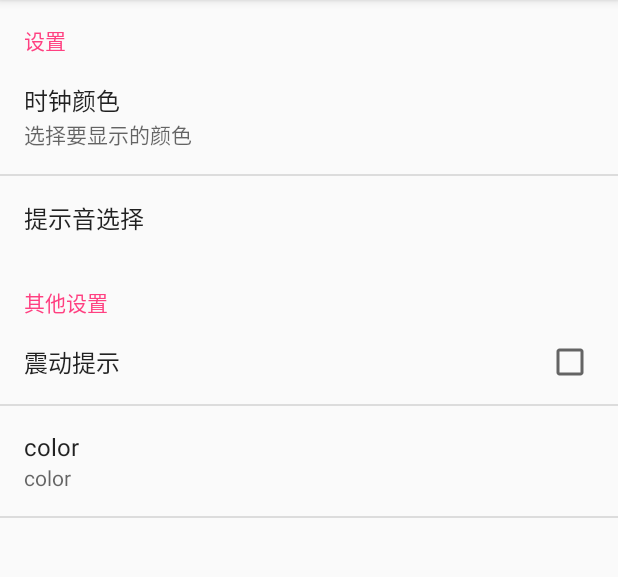
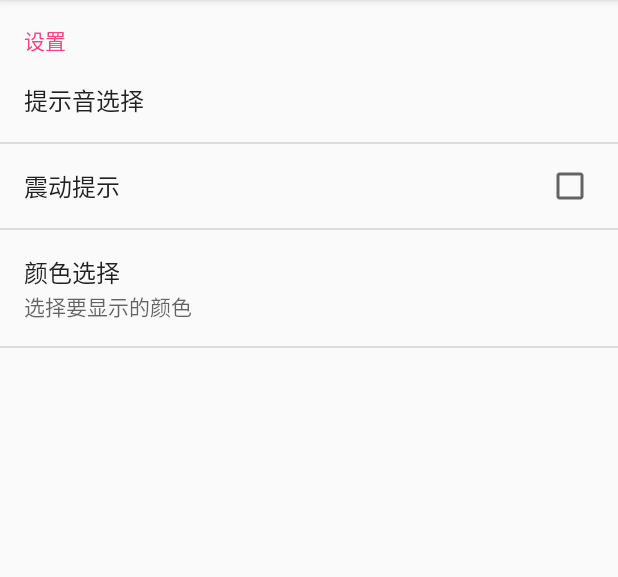
Before and after one commit to CaptainHuangsh/Alarmo, an Android app: the fragment SettingFragment placed in its activity, on a phone screen of 412 x 824 dp, the part 84-661 px from its top. Run offline under Robolectric (Android 15) with nearby library versions, the phone set to English and light mode, and no system bars; libraries missing offline, so code that uses them is left out: com.zhy.autolayout; 9 statements that could not run were skipped.

Commit message:
修改Setting的pref_settings.xml布局

```diff
--- a/app/src/main/AndroidManifest.xml
+++ b/app/src/main/AndroidManifest.xml
@@ -30,7 +30,6 @@
         <activity
             android:name=".activity.WatchActivity"
             android:theme="@style/Theme.AppCompat.NoActionBar" />
-        <activity android:name=".activity.SettingsActivity" />
         <activity android:name=".activity.SettingActivity"/>
 
         <service
--- a/app/src/main/java/com/example/owenh/alarmo/dialog/ColorDialog.java
+++ b/app/src/main/java/com/example/owenh/alarmo/dialog/ColorDialog.java
@@ -6,18 +6,13 @@ import android.content.SharedPreferences;
 import android.os.Bundle;
 import android.preference.PreferenceManager;
 import android.support.annotation.NonNull;
-import android.support.v7.app.AlertDialog;
 import android.view.View;
 import android.widget.AdapterView;
-import android.widget.ArrayAdapter;
 import android.widget.Button;
 import android.widget.ListView;
-import android.widget.TextView;
-import android.widget.Toast;
 
 import com.example.owenh.alarmo.R;
 import com.example.owenh.alarmo.adapter.ColorAdapter;
-import com.example.owenh.alarmo.common.C;
 import com.example.owenh.alarmo.domain.AColor;
 
 import java.util.ArrayList;
@@ -66,6 +61,7 @@ public class ColorDialog extends Dialog {
         });
     }
 
+    //设置中的内置颜色选项
     private void initColor() {
         AColor aColor = new AColor("蓝色", "#0000FF");
         colors.add(aColor);
--- a/app/src/main/res/xml/pref_settings.xml
+++ b/app/src/main/res/xml/pref_settings.xml
@@ -1,27 +1,20 @@
 <?xml version="1.0" encoding="utf-8"?>
-<PreferenceScreen xmlns:tools="http://schemas.android.com/tools"
-    xmlns:android="http://schemas.android.com/apk/res/android">
+<PreferenceScreen xmlns:android="http://schemas.android.com/apk/res/android"
+    xmlns:tools="http://schemas.android.com/tools">
     <PreferenceCategory android:title="设置" />
     <!--http://blog.csdn.net/zwq1457/article/details/8489997-->
-    <ListPreference
-        android:defaultValue="Blue"
-        android:dialogTitle="颜色选择"
-        android:entries="@array/list_color"
-        android:entryValues="@array/list_color_value"
-        android:key="pref_text_color"
-        android:summary="选择要显示的颜色"
-        android:title="@string/text_color" />
     <RingtonePreference
         android:key="pref_notification"
         android:ringtoneType="notification"
         android:title="@string/notification" />
-    <PreferenceCategory android:title="其他设置" />
     <CheckBoxPreference
         android:defaultValue="false"
         android:key="pref_vibrate"
         android:title="@string/pref_vibrate" />
     <Preference
+        android:defaultValue="#0000FF"
         android:key="take_color"
-        android:summary="color"
-        android:title="color" />
+        android:summary="选择要显示的颜色"
+        android:title="颜色选择" />
+
 </PreferenceScreen>
```
Also changed, not shown: app/src/main/java/com/example/owenh/alarmo/activity/SettingsActivity.java (deleted, +0 -31 lines), app/src/main/java/com/example/owenh/alarmo/common/C.java (+16 -4 lines), app/src/main/java/com/example/owenh/alarmo/fragment/SettingFragment.java (+13 -0 lines).
